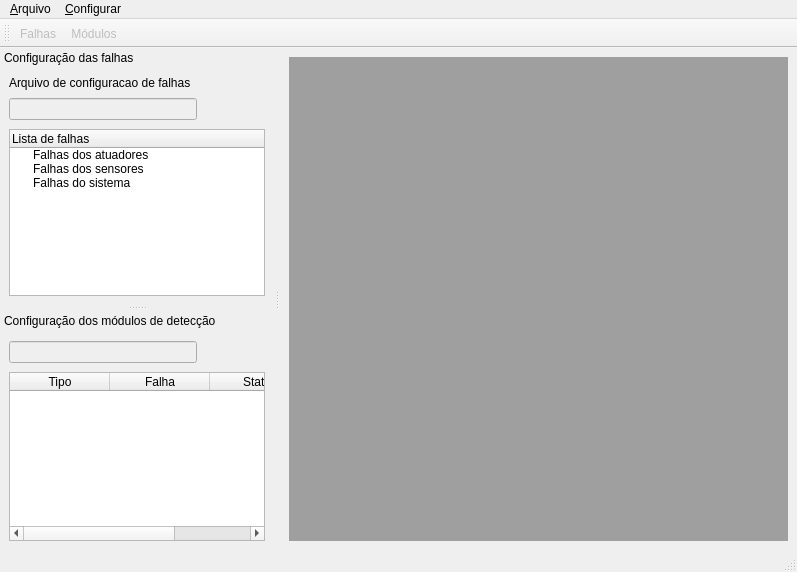
diogolr/diogolrmsc, file softwares/simddef/ui/principal.ui: the form before one commit.
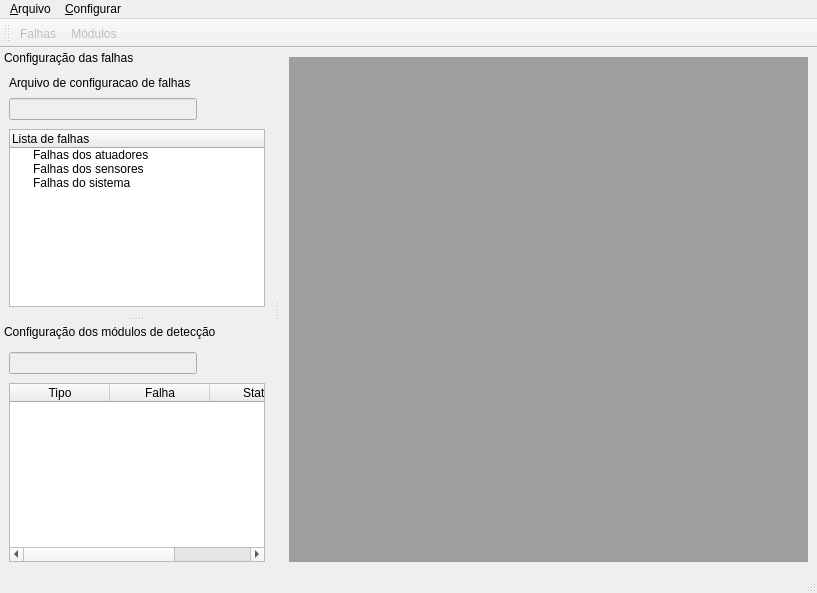
The form after the commit. Icons and pictures are not drawn.

```diff
--- a/softwares/simddef/ui/principal.ui
+++ b/softwares/simddef/ui/principal.ui
@@ -6,8 +6,8 @@
    <rect>
     <x>0</x>
     <y>0</y>
-    <width>797</width>
-    <height>572</height>
+    <width>817</width>
+    <height>593</height>
    </rect>
   </property>
   <property name="windowTitle">
@@ -29,7 +29,7 @@
     <rect>
      <x>0</x>
      <y>0</y>
-     <width>797</width>
+     <width>817</width>
      <height>22</height>
     </rect>
    </property>
```
Left out of the diff: 32 changed lines with no effect on the pictures.
